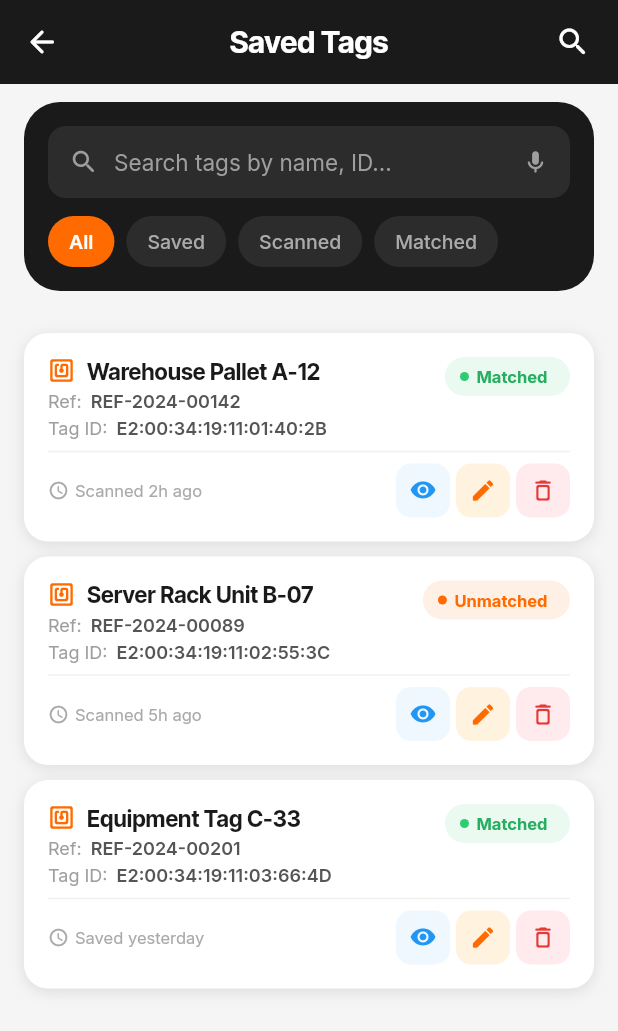
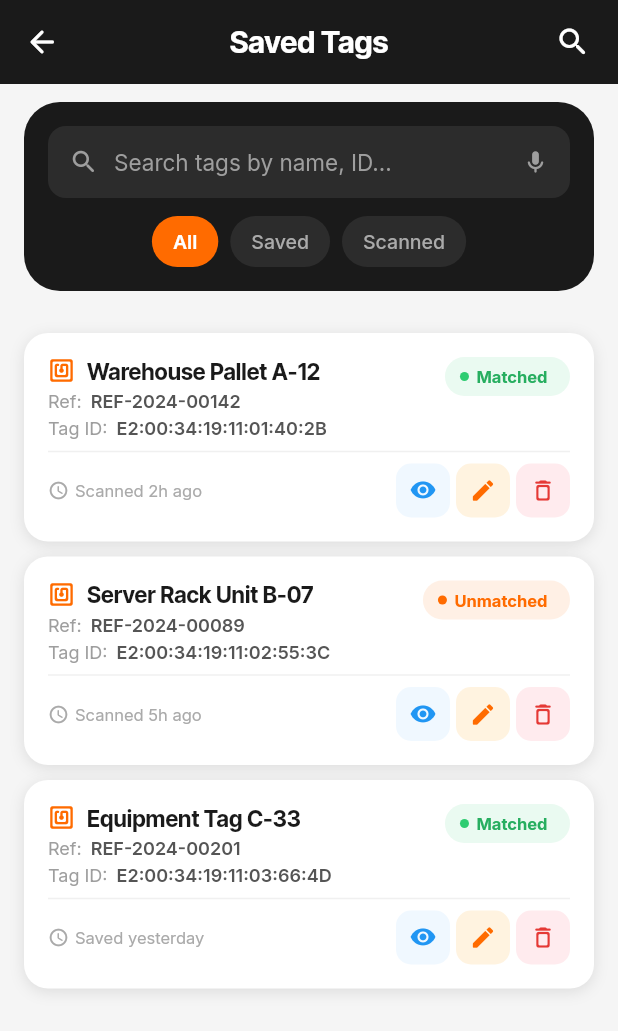
Before and after one commit to abnziz69-dev/kkk, a Flutter app: the SavedTagsWidget screen opened by its route, on a phone screen of 412 x 824 dp. Shown: the top 1031 px of the screen. Run offline on Flutter 3.47's test engine with Material 3 defaults, Android fonts, the light colour scheme and no system bars; our stand-ins replace auto_size_text, easy_debounce, font_awesome_flutter, from_css_color, go_router, google_fonts and 3 more; missing offline and left inert: json_path; accounts and stored records are empty.

Commit message:
Updating to latest FlutterFlow output.

```diff
--- a/lib/pages/add_new_tag/add_new_tag_widget.dart
+++ b/lib/pages/add_new_tag/add_new_tag_widget.dart
@@ -101,7 +101,7 @@ class _AddNewTagWidgetState extends State<AddNewTagWidget> {
               buttonSize: 44.0,
               icon: Icon(
                 Icons.arrow_back_rounded,
-                color: FlutterFlowTheme.of(context).alternate,
+                color: Colors.white,
                 size: 24.0,
               ),
               onPressed: () async {
@@ -117,7 +117,7 @@ class _AddNewTagWidgetState extends State<AddNewTagWidget> {
                     fontStyle:
                         FlutterFlowTheme.of(context).titleLarge.fontStyle,
                   ),
-                  color: FlutterFlowTheme.of(context).alternate,
+                  color: Colors.white,
                   fontSize: 20.0,
                   letterSpacing: 0.0,
                   fontWeight: FontWeight.bold,
--- a/lib/pages/saved_tags/saved_tags_widget.dart
+++ b/lib/pages/saved_tags/saved_tags_widget.dart
@@ -255,6 +255,7 @@ class _SavedTagsWidgetState extends State<SavedTagsWidget> {
                         ),
                         Row(
                           mainAxisSize: MainAxisSize.max,
+                          mainAxisAlignment: MainAxisAlignment.center,
                           children: [
                             Container(
                               height: 34.0,
@@ -346,44 +347,6 @@ class _SavedTagsWidgetState extends State<SavedTagsWidget> {
                                   children: [
                                     Text(
                                       'Scanned',
-                                      style: FlutterFlowTheme.of(context)
-                                          .labelMedium
-                                          .override(
-                                            font: GoogleFonts.inter(
-                                              fontWeight: FontWeight.w500,
-                                              fontStyle:
-                                                  FlutterFlowTheme.of(context)
-                                                      .labelMedium
-                                                      .fontStyle,
-                                            ),
-                                            color: Color(0xFFAAAAAA),
-                                            fontSize: 13.0,
-                                            letterSpacing: 0.0,
-                                            fontWeight: FontWeight.w500,
-                                            fontStyle:
-                                                FlutterFlowTheme.of(context)
-                                                    .labelMedium
-                                                    .fontStyle,
-                                          ),
-                                    ),
-                                  ],
-                                ),
-                              ),
-                            ),
-                            Container(
-                              height: 34.0,
-                              decoration: BoxDecoration(
-                                color: Color(0xFF2C2C2C),
-                                borderRadius: BorderRadius.circular(17.0),
-                              ),
-                              child: Padding(
-                                padding: EdgeInsetsDirectional.fromSTEB(
-                                    14.0, 0.0, 14.0, 0.0),
-                                child: Row(
-                                  mainAxisSize: MainAxisSize.min,
-                                  children: [
-                                    Text(
-                                      'Matched',
                                       style: FlutterFlowTheme.of(context)
                                           .labelMedium
                                           .override(
```
